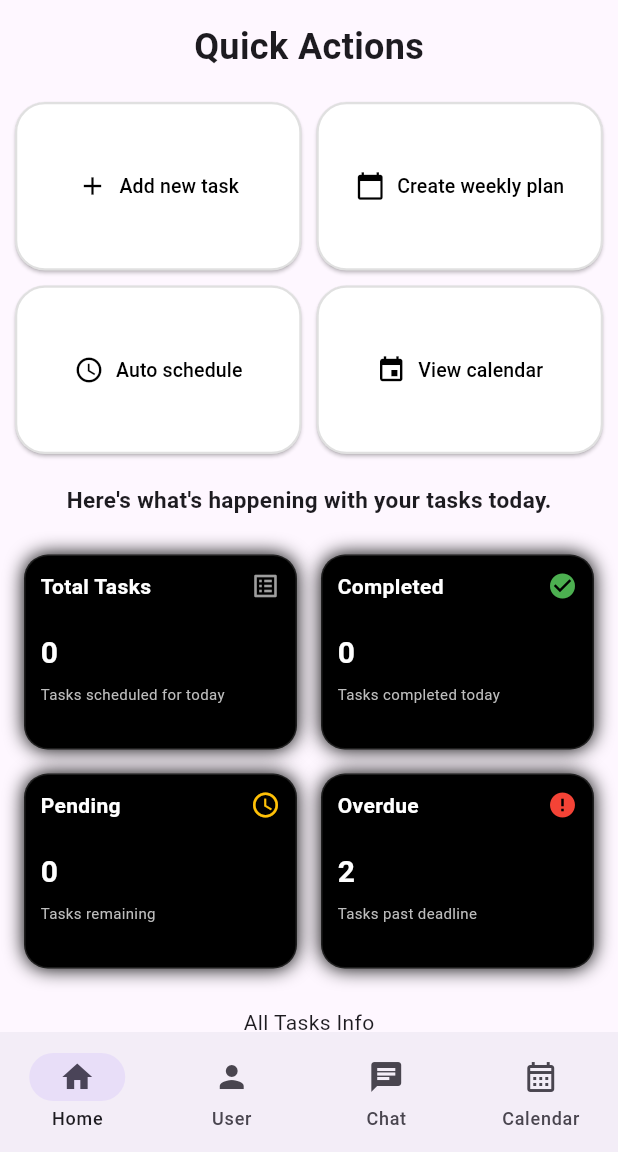
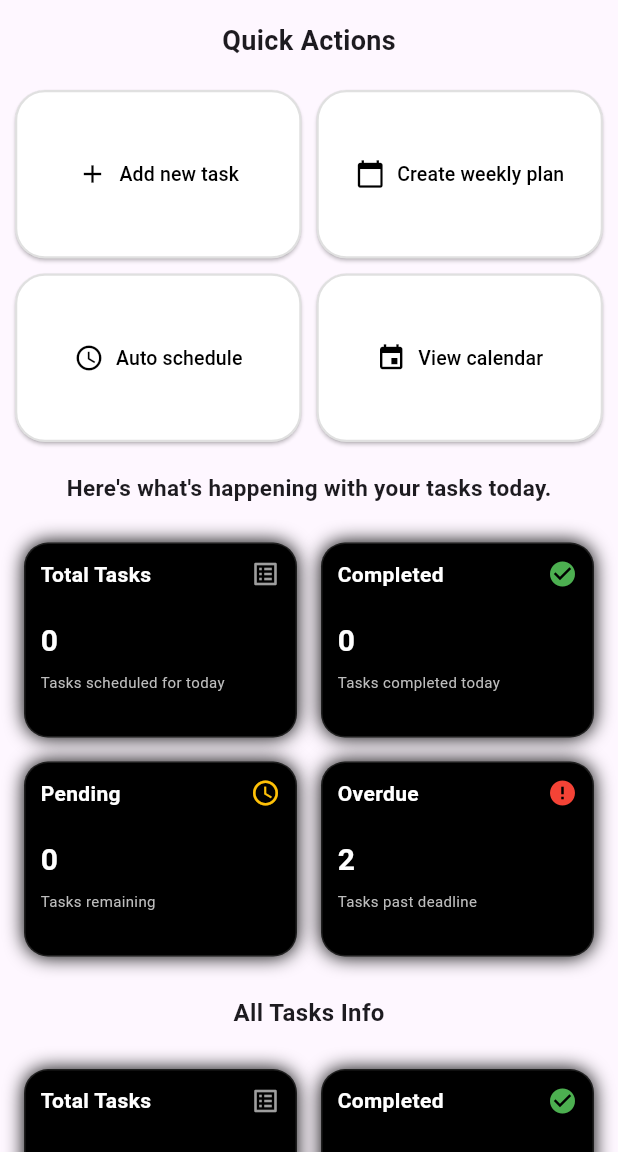
Before and after one commit to firaolgelana/shellflow-mobile-app, a Flutter app: the HomePage screen opened directly, on a phone screen of 412 x 824 dp, the part 84-1236 px from its top. Run offline on Flutter 3.47's test engine with Material 3 defaults, Android fonts, the phone set to English and light mode, and no system bars; our stand-ins replace intl_phone_field, syncfusion_flutter_calendar.

Commit message:
feat(calender): add calender ui implementation

```diff
--- a/lib/core/routes/app_routes.dart
+++ b/lib/core/routes/app_routes.dart
@@ -1,12 +1,12 @@
 import 'package:flutter/material.dart';
 import 'package:shell_flow_mobile_app/features/auth/presentation/pages/sign_in_page.dart';
 import 'package:shell_flow_mobile_app/features/auth/presentation/pages/sign_up_page.dart';
-import 'package:shell_flow_mobile_app/features/dashboard/presentation/pages/home_page.dart';
+import 'package:shell_flow_mobile_app/features/dashboard/presentation/pages/dashboard.dart';
 
 class AppRoutes {
   static const signIn = '/sign-in';
   static const signUp = '/sign-up';
-  static const homePageRoutes = '/home_page';
+  static const homePageRoutes = '/dashboard';
 
   static Route<dynamic> generateRoute(RouteSettings settings) {
     switch (settings.name) {
@@ -16,7 +16,7 @@ class AppRoutes {
       case signUp:
         return MaterialPageRoute(builder: (_) => const SignUpPage());
       case homePageRoutes:
-        return MaterialPageRoute(builder: (_) => const HomePage());
+        return MaterialPageRoute(builder: (_) => const Dashboard());
 
       default:
         return MaterialPageRoute(
--- a/lib/features/auth/presentation/pages/sign_up_page.dart
+++ b/lib/features/auth/presentation/pages/sign_up_page.dart
@@ -227,6 +227,8 @@ class _SignUpPageState extends State<SignUpPage> {
                     OutlinedButton.icon(
                       onPressed: () {},
                       style: OutlinedButton.styleFrom(
+                        backgroundColor: Colors.blue,
+                        foregroundColor: Colors.white,
                         side: const BorderSide(color: Colors.grey),
                         shape: RoundedRectangleBorder(
                           borderRadius: BorderRadius.circular(12),
--- a/lib/features/dashboard/presentation/pages/home_page.dart
+++ b/lib/features/dashboard/presentation/pages/home_page.dart
@@ -1,7 +1,9 @@
 import 'package:flutter/material.dart';
+import 'package:shell_flow_mobile_app/features/dashboard/presentation/widgets/all_tasks.dart';
+import 'package:shell_flow_mobile_app/features/dashboard/presentation/widgets/day_tasks.dart';
 import 'package:shell_flow_mobile_app/features/dashboard/presentation/widgets/drawer_widget.dart';
-import 'package:shell_flow_mobile_app/features/dashboard/presentation/widgets/home_container.dart';
-import 'package:shell_flow_mobile_app/features/dashboard/presentation/widgets/nav_bar_widget.dart';
+import 'package:shell_flow_mobile_app/features/dashboard/presentation/widgets/quick_actions.dart';
+
 class HomePage extends StatefulWidget {
   const HomePage({super.key});
 
@@ -10,15 +12,6 @@ class HomePage extends StatefulWidget {
 }
 
 class _HomePageState extends State<HomePage> {
-  int _selectedIndex = 0;
-
-  final List<Widget> _pages = [
-    const Center(child: HomeContainer()),
-    const Center(child: Text('User Page')),
-    const Center(child: Text('Chat Page')),
-    const Center(child: Text('Calender Page')),
-  ];
-
   @override
   Widget build(BuildContext context) {
     return Scaffold(
@@ -35,18 +28,19 @@ class _HomePageState extends State<HomePage> {
           ],
 
         ),
-
-      // 👇 Page content changes based on selected tab
-      body: _pages[_selectedIndex],
-
-      // 👇 Modern bottom navigation
-      bottomNavigationBar: navBarWidget(
-        selectedIndex: _selectedIndex,
-        onSelected: (index) {
-          setState(() {
-            _selectedIndex = index;
-          });
-        },
+      body: SingleChildScrollView(
+        child: Column(
+          spacing: 10,
+          children: [
+          const SizedBox(height: 4,),
+          const Text('Quick Actions', style: TextStyle(fontWeight: FontWeight.bold, fontSize: 18),),
+          quickActions(),
+          const Text("Here's what's happening with your tasks today.",
+          style: TextStyle(fontWeight: FontWeight.bold, fontSize: 15),),
+          dayTaskSummaryGrid(),
+          const Text('All Tasks Info', style: TextStyle(fontWeight: FontWeight.bold, fontSize: 16),),
+          allTaskSummaryGrid()
+        ],),
       ),
     );
   }
--- a/lib/features/dashboard/presentation/widgets/drawer_widget.dart
+++ b/lib/features/dashboard/presentation/widgets/drawer_widget.dart
@@ -24,7 +24,7 @@ Widget drawerWidget() {
                   crossAxisAlignment: CrossAxisAlignment.start,
                   children: [
                     Text(
-                      'Girl',
+                      'Person X',
                       style: TextStyle(
                         color: Colors.white,
                         fontSize: 18,
--- a/lib/features/dashboard/presentation/widgets/home_container.dart
+++ /dev/null
@@ -1,31 +0,0 @@
-import 'package:flutter/material.dart';
-import 'package:shell_flow_mobile_app/features/dashboard/presentation/widgets/all_tasks.dart';
-import 'package:shell_flow_mobile_app/features/dashboard/presentation/widgets/day_tasks.dart';
-import 'package:shell_flow_mobile_app/features/dashboard/presentation/widgets/quick_actions.dart';
-
-class HomeContainer extends StatefulWidget {
-  const HomeContainer({super.key});
-
-  @override
-  State<HomeContainer> createState() => _HomeContainerState();
-}
-
-class _HomeContainerState extends State<HomeContainer> {
-  @override
-  Widget build(BuildContext context) {
-    return SingleChildScrollView(
-      child: Column(
-        spacing: 10,
-        children: [
-        const SizedBox(height: 4,),
-        const Text('Quick Actions', style: TextStyle(fontWeight: FontWeight.bold, fontSize: 24),),
-        quickActions(),
-        const Text("Here's what's happening with your tasks today.",
-        style: TextStyle(fontWeight: FontWeight.bold, fontSize: 15),),
-        dayTaskSummaryGrid(),
-        const Text('All Tasks Info'),
-        allTaskSummaryGrid()
-      ],),
-    );
-  }
-}
--- a/lib/features/dashboard/presentation/widgets/quick_actions.dart
+++ b/lib/features/dashboard/presentation/widgets/quick_actions.dart
@@ -15,6 +15,7 @@ Widget quickActions() {
     crossAxisSpacing: 10,
     childAspectRatio: 1.7,
     shrinkWrap: true,
+    physics: const NeverScrollableScrollPhysics(),
     padding: const EdgeInsets.all(10),
     children: List.generate(entries.length, (index) {
       final icon = entries[index].key;
--- a/pubspec.yaml
+++ b/pubspec.yaml
@@ -36,6 +36,8 @@ dependencies:
   cupertino_icons: ^1.0.8
   phonefield: ^1.0.4
   intl_phone_field: ^3.2.0
+  syncfusion_flutter_calendar: ^32.1.20
+  intl: ^0.20.2
 
 dev_dependencies:
   flutter_test:
```
Also changed, not shown: lib/features/auth/presentation/pages/sign_in_page.dart (+7 -4 lines), lib/features/calendar/presentation/pages/calendar_page.dart (added, +170 -0 lines), lib/features/dashboard/presentation/pages/dashboard.dart (added, +36 -0 lines), pubspec.lock. Lines whose indentation alone changed are shown as unchanged.
